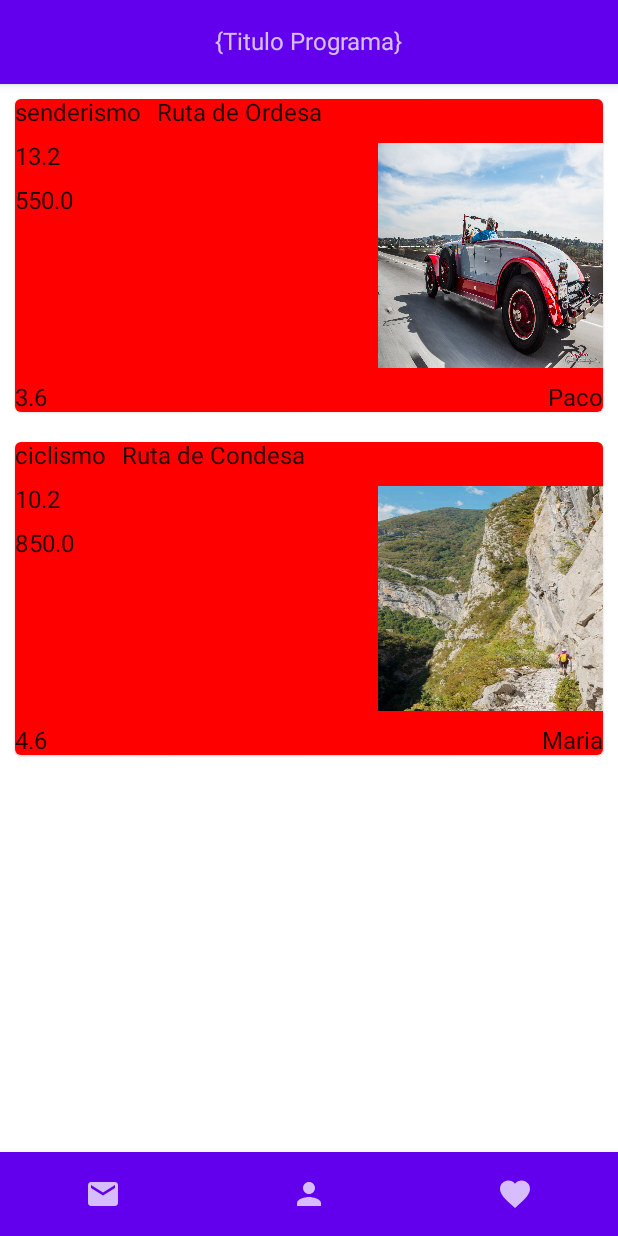
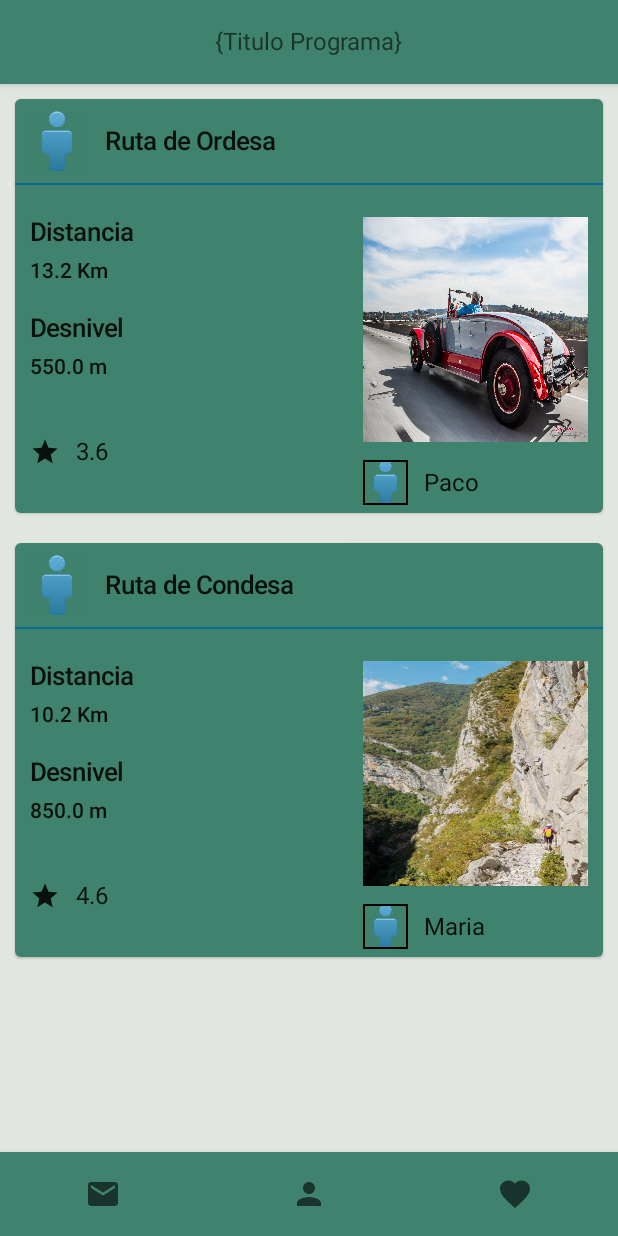
Before and after one commit to KiKoteKa/intermodular_android, an Android app built with Jetpack Compose: the screen it shows after launch (MainActivity), after a tap on "Login", on a phone screen of 412 x 824 dp. Run offline under Robolectric (Android 15) with nearby library versions, the phone set to English and light mode, and no system bars.

Commit message:
mas cambios

```diff
--- a/app/src/main/java/zubkov/vadim/pruebasandroiddiseo/Screens/Homes/Home1.kt
+++ b/app/src/main/java/zubkov/vadim/pruebasandroiddiseo/Screens/Homes/Home1.kt
@@ -1,6 +1,7 @@
 package zubkov.vadim.pruebasandroiddiseo.Screens.Homes
 
 import androidx.compose.animation.core.MutableTransitionState
+import androidx.compose.foundation.background
 import androidx.compose.foundation.gestures.scrollable
 import androidx.compose.foundation.layout.Arrangement
 import androidx.compose.foundation.layout.Box
@@ -10,12 +11,14 @@ import androidx.compose.foundation.lazy.LazyColumn
 import androidx.compose.foundation.lazy.items
 import androidx.compose.foundation.rememberScrollState
 import androidx.compose.foundation.verticalScroll
+import androidx.compose.material.MaterialTheme
 import androidx.compose.material.Scaffold
 import androidx.compose.material.Text
 import androidx.compose.runtime.Composable
 import androidx.compose.runtime.remember
 import androidx.compose.ui.Alignment
 import androidx.compose.ui.Modifier
+import androidx.compose.ui.graphics.Color
 import androidx.navigation.NavHostController
 import zubkov.vadim.pruebasandroiddiseo.Screens.Homes.Models.MainCard
 import zubkov.vadim.pruebasandroiddiseo.Screens.Logins.Inicio
@@ -28,14 +31,15 @@ data class ContentRutas(
     val km: Double,
     val lat: Double,
     val dificultad: String,
-    val tipoDeRuta: String,
+    val tipoDeRuta: Int,
     val usuarioPublicado: String,
-    val rating: Double
+    val rating: Double,
+    val icon: Int
 )
 
 private val rutas : MutableList<ContentRutas> = mutableListOf(
-    ContentRutas("Ruta de Ordesa",1,13.2,550.0,"dificil","senderismo","Paco",3.6),
-    ContentRutas("Ruta de Condesa",2,10.2,850.0,"mediana","ciclismo","Maria",4.6)
+    ContentRutas("Ruta de Ordesa",1,13.2,550.0,"dificil",1,"Paco",3.6,1),
+    ContentRutas("Ruta de Condesa",2,10.2,850.0,"mediana",1,"Maria",4.6,1)
 )
 
 @Composable
@@ -47,6 +51,7 @@ fun HomeScreenOne(navigationController: NavHostController) {
         LazyColumn(
             modifier = Modifier
                 .fillMaxSize()
+                .background(Color(0xFFE1E6E1))
         ) {
             items(rutas) { rutas ->
                 MainCard(contendioRutas = rutas)
--- a/app/src/main/java/zubkov/vadim/pruebasandroiddiseo/Screens/Homes/Models/Card.kt
+++ b/app/src/main/java/zubkov/vadim/pruebasandroiddiseo/Screens/Homes/Models/Card.kt
@@ -1,15 +1,27 @@
 package zubkov.vadim.pruebasandroiddiseo.Screens.Homes.Models
 
+import androidx.compose.foundation.BorderStroke
 import androidx.compose.foundation.Image
+import androidx.compose.foundation.background
+import androidx.compose.foundation.border
 import androidx.compose.foundation.layout.*
+import androidx.compose.material.*
 import androidx.compose.material.Card
+import androidx.compose.material.Divider
 import androidx.compose.material.Text
+import androidx.compose.material.icons.Icons
+import androidx.compose.material.icons.filled.Star
 import androidx.compose.runtime.Composable
+import androidx.compose.ui.Alignment
 import androidx.compose.ui.Modifier
 import androidx.compose.ui.graphics.Color
+import androidx.compose.ui.graphics.vector.ImageVector
 import androidx.compose.ui.layout.ContentScale
 import androidx.compose.ui.res.painterResource
+import androidx.compose.ui.text.font.FontFamily
+import androidx.compose.ui.text.font.FontWeight
 import androidx.compose.ui.unit.dp
+import androidx.compose.ui.unit.sp
 import zubkov.vadim.pruebasandroiddiseo.R
 import zubkov.vadim.pruebasandroiddiseo.Screens.Homes.ContentRutas
 
@@ -19,60 +31,128 @@ fun MainCard(contendioRutas: ContentRutas){
         modifier = Modifier
             .fillMaxWidth()
             .padding(10.dp),
-        backgroundColor = Color.Red
+        backgroundColor = Color(0xFF3F826D)
     ){
         Column() {
-            Row(){
+            Row(
+                horizontalArrangement = Arrangement.Start,
+                verticalAlignment = Alignment.CenterVertically,
+                modifier = Modifier
+                    .padding(8.dp)
+            ){
                 TipoRuta(tipoRuta = contendioRutas)
-                Spacer(modifier = Modifier.padding(5.dp))
+                Spacer(modifier = Modifier.padding(6.dp))
                 TituloRuta(tituloRuta = contendioRutas)
             }
+            divisor(
+                modifier= Modifier
+                    .background(Color(0xFF0D78AA))
+                    .height(1.dp)
+                    .fillMaxWidth()
+            )
             Spacer(Modifier.padding(5.dp))
             Row(){
-                Column() {
+                Column(
+                    modifier = Modifier
+                        .padding(start = 10.dp, bottom = 5.dp)
+                ) {
+                    Spacer(modifier = Modifier.padding(5.dp))
                     Distancia(distancia = contendioRutas)
-                    Spacer(Modifier.padding(5.dp))
+                    Spacer(Modifier.padding(10.dp))
                     Desnivel(desnivel = contendioRutas)
+                    Spacer(Modifier.padding(19.dp))
+                    Likes(likes = contendioRutas)
                 }
                 Spacer(modifier = Modifier.weight(1f))
+                Column(
+                    modifier = Modifier
+                        .padding(end = 10.dp, bottom = 5.dp)
+                ){
+                    Spacer(modifier = Modifier.padding(5.dp))
                     Imagen(imagen = contendioRutas)
-            }
-            Spacer(Modifier.padding(5.dp))
-            Row(){
-                Likes(likes = contendioRutas)
-                Spacer(modifier = Modifier.weight(1f))
-                Usuario(usuario = contendioRutas)
+                    Spacer(modifier = Modifier.padding(6.dp))
+                    Usuario(usuario = contendioRutas,icon = contendioRutas)
                 }
             }
         }
     }
+}
+@Composable
+fun divisor(modifier: Modifier){
+    Divider(
+        modifier = modifier
+    )
+}
 
 @Composable
 fun TipoRuta(tipoRuta: ContentRutas){
-    Text(
-        text = tipoRuta.tipoDeRuta
+    var imagenes = when (tipoRuta.tipoDeRuta){
+        1 -> R.drawable.person
+        else -> R.drawable.person
+    }
+    Box(
+        modifier = Modifier
+            .size(40.dp)
+    ){
+        Image(
+            painterResource(id = imagenes),
+            contentDescription = "",
+            contentScale = ContentScale.FillBounds
         )
+    }
 }
 
 @Composable
 fun TituloRuta(tituloRuta: ContentRutas){
     Text(
-        text = tituloRuta.nombre
+        text = tituloRuta.nombre,
+        fontSize = 17.sp,
+        fontFamily = FontFamily.Default,
+        fontWeight = FontWeight.Medium
     )
 }
 
 @Composable
 fun Distancia(distancia: ContentRutas){
+    Box(){
+        Column(){
             Text(
-        text = "${distancia.km}"
+                text = "Distancia",
+                fontSize = 17.sp,
+                fontFamily = FontFamily.Default,
+                fontWeight = FontWeight.Medium
             )
+            Spacer(modifier = Modifier.padding(4.dp))
+            Text(
+                text = "${distancia.km} Km",
+                fontSize = 14.sp,
+                fontFamily = FontFamily.Default,
+                fontWeight = FontWeight.Medium
+            )
+        }
+    }
+
 }
 
 @Composable
 fun Desnivel(desnivel: ContentRutas){
+    Box(){
+        Column() {
             Text(
-        text = "${desnivel.lat}"
+                text = "Desnivel",
+                fontSize = 17.sp,
+                fontFamily = FontFamily.Default,
+                fontWeight = FontWeight.Medium
             )
+            Spacer(modifier = Modifier.padding(4.dp))
+            Text(
+                text = "${desnivel.lat} m",
+                fontSize = 14.sp,
+                fontFamily = FontFamily.Default,
+                fontWeight = FontWeight.Medium
+            )
+        }
+    }
 }
 
 @Composable
@@ -95,15 +175,50 @@ fun Imagen(imagen: ContentRutas){
 }
 
 @Composable
-fun Usuario(usuario: ContentRutas){
+fun Usuario(usuario: ContentRutas,icon: ContentRutas){
+    Row(
+        verticalAlignment = Alignment.CenterVertically,
+        modifier = Modifier
+            .padding(end = 20.dp)
+    ){
+        var imagenes = when (icon.icon){
+            1 -> R.drawable.person
+            else -> R.drawable.person
+        }
+        Box(
+            modifier = Modifier
+                .size(30.dp)
+                .border(BorderStroke(1.dp, Color.Black))
+        ){
+            Image(
+                painterResource(id = imagenes),
+                contentDescription = "",
+                contentScale = ContentScale.FillBounds
+            )
+        }
+        Spacer(Modifier.padding(5.dp))
         Text(
             text = usuario.usuarioPublicado
         )
     }
 
+}
+
 @Composable
 fun Likes(likes: ContentRutas){
+    Row(
+        verticalAlignment = Alignment.CenterVertically
+    ){
+        Icon(
+            imageVector = Icons.Default.Star,
+            contentDescription = "",
+            modifier = Modifier
+                .size(20.dp)
+        )
+        Spacer(Modifier.padding(5.dp))
         Text(
             text = "${likes.rating}"
         )
     }
+
+}
--- a/app/src/main/java/zubkov/vadim/pruebasandroiddiseo/Screens/MapScreen/Map.kt
+++ b/app/src/main/java/zubkov/vadim/pruebasandroiddiseo/Screens/MapScreen/Map.kt
@@ -45,12 +45,9 @@ fun MapaGoogle(navigationController: NavHostController) {
             Modifier
                 .height(608.dp)
         ){
-            val cameraPositionState= rememberCameraPositionState()
+            Mapa(){
 
-            GoogleMap(
-                modifier = Modifier.fillMaxSize(),
-                cameraPositionState=cameraPositionState
-            )
+            }
         }
     }
 }
@@ -66,11 +63,11 @@ fun Mapa(onReady:(GoogleMap) -> Unit){
         factory = {
             mapView.apply {
                 mapView.getMapAsync { googleMap ->
-                    val nivelZoom = 15f
-                    val posicion = LatLng(19.85,-90.46)
+                    val nivelZoom = 5f
+                    val posicion = LatLng( 40.4165000,-3.7025600)
 
                     googleMap.moveCamera(CameraUpdateFactory.newLatLngZoom(posicion, nivelZoom ))
-                    googleMap.addMarker(MarkerOptions().position(posicion))
+                    //googleMap.addMarker(MarkerOptions().position(posicion))
                 }
             }
         }
--- a/app/src/main/java/zubkov/vadim/pruebasandroiddiseo/Screens/Models/Scaffold.kt
+++ b/app/src/main/java/zubkov/vadim/pruebasandroiddiseo/Screens/Models/Scaffold.kt
@@ -12,13 +12,16 @@ import androidx.compose.material.icons.filled.Person
 import androidx.compose.runtime.Composable
 import androidx.compose.ui.Alignment
 import androidx.compose.ui.Modifier
+import androidx.compose.ui.graphics.Color
 import androidx.compose.ui.text.style.TextAlign
 import androidx.navigation.NavHostController
 import zubkov.vadim.pruebasandroiddiseo.Navigation.Routes
 
 @Composable
 fun TopBarContent(){
-    TopAppBar() {
+    TopAppBar(
+        backgroundColor = Color(0xFF3F826D)
+    ) {
         Box(
             Modifier
                 .fillMaxSize(),
@@ -32,7 +35,7 @@ fun TopBarContent(){
 @Composable
 fun BottomBarContent(navigationController: NavHostController){
     BottomNavigation(
-
+        backgroundColor = Color(0xFF3F826D)
     ) {
         BottomNavigationItem(
             selected = false,
--- a/app/src/main/java/zubkov/vadim/pruebasandroiddiseo/ui/theme/Color.kt
+++ b/app/src/main/java/zubkov/vadim/pruebasandroiddiseo/ui/theme/Color.kt
@@ -10,3 +10,4 @@ val Lost_Atlantis = Color(0xFF5d7187)
 val Winter_Hedge = Color(0xFF798571)
 val Lime_Pop = Color(0xFFCdca28)
 val Down_Pour = Color(0xFF43718B)
+val Light_Gray = Color(0xFFECECEC)
```
Also changed, not shown: app/src/main/res/drawable/person.png (added). Lines whose indentation alone changed are shown as unchanged.
